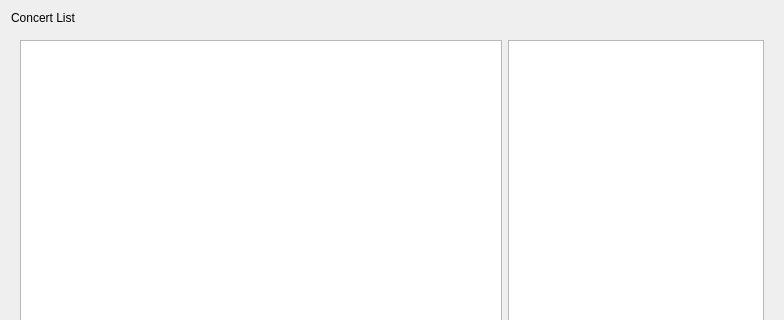
Before: the Qt Designer form rocon_remocon/ui/remocon.ui in robotics-in-concert/rocon_qt_gui, drawn with Qt 5; both pictures show x 0 to 784 and y 0 to 320 of the 784 by 477 pixel window.
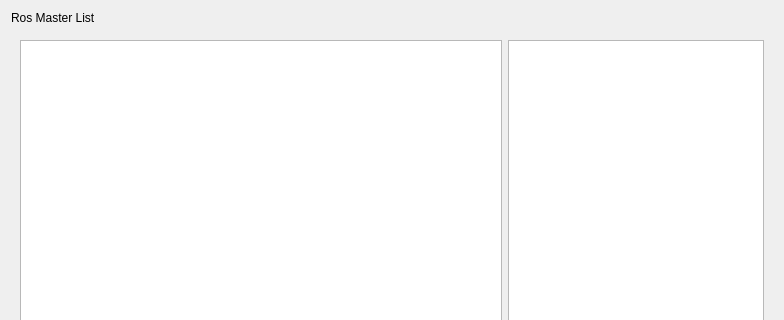
After: the same form once the commit is applied.

Commit message: concert -> ros master

Diff of the .ui file:
```diff
--- a/rocon_remocon/ui/remocon.ui
+++ b/rocon_remocon/ui/remocon.ui
@@ -20,7 +20,7 @@
    <item>
     <widget class="QLabel" name="label">
      <property name="text">
-      <string>Concert List</string>
+      <string>Ros Master List</string>
      </property>
     </widget>
    </item>
```
The commit also changes 1 other file.
